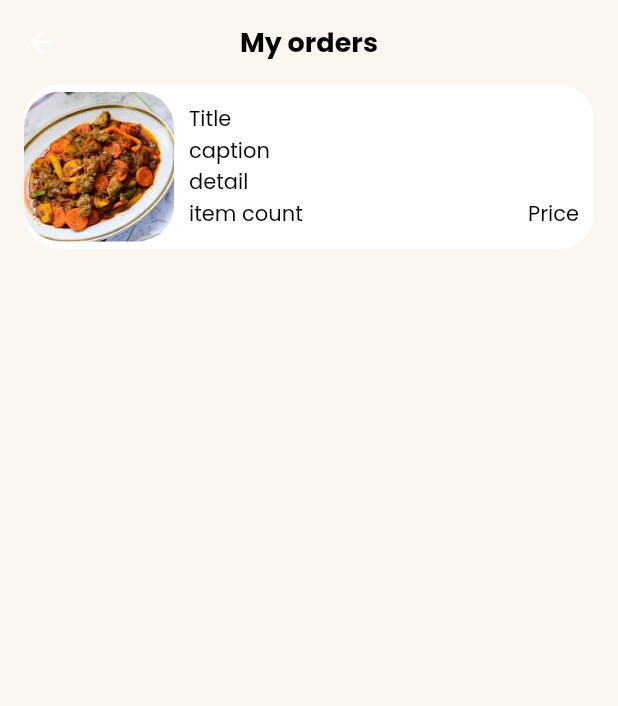
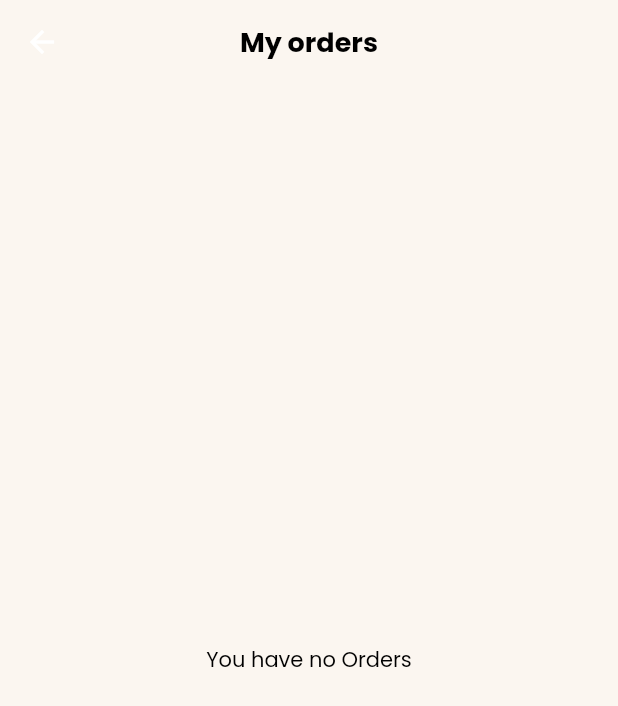
Before and after one commit to mugri-ndeh/food_delivery, a Flutter app: the OrdersPage screen opened directly, on a phone screen of 412 x 824 dp. Shown: the top 706 px of the screen. Run offline on Flutter 3.47's test engine with Material 2 defaults, Android fonts, the phone set to English and light mode, and no system bars; our stand-ins replace google_fonts, google_nav_bar, intl_phone_field, localstorage, progress_dialog, shared_preferences; accounts and stored records are empty.

Commit message:
show no orders if empty screen

```diff
--- a/lib/home/screens/orders/orders.dart
+++ b/lib/home/screens/orders/orders.dart
@@ -1,15 +1,18 @@
 import 'package:delivery_app/api/api.dart';
+import 'package:delivery_app/home/models/orders.dart';
 import 'package:delivery_app/util/palette.dart';
 import 'package:flutter/material.dart';
 
 class OrdersPage extends StatefulWidget {
   const OrdersPage({Key? key}) : super(key: key);
+  // final List<Order> orders;
 
   @override
   State<OrdersPage> createState() => _OrdersPageState();
 }
 
 class _OrdersPageState extends State<OrdersPage> {
+  List<Order> orders = [];
   @override
   Widget build(BuildContext context) {
     Size size = MediaQuery.of(context).size;
@@ -25,10 +28,14 @@ class _OrdersPageState extends State<OrdersPage> {
       ),
       body: Padding(
         padding: const EdgeInsets.symmetric(horizontal: 16),
-        child: SingleChildScrollView(
-            child: Column(
-          children: [
-            Container(
+        child: orders.isEmpty
+            ? Center(
+                child: Text('You have no Orders'),
+              )
+            : ListView.builder(
+                itemCount: orders.length,
+                itemBuilder: (context, index) {
+                  return Container(
                     decoration: BoxDecoration(
                       color: Palette.white,
                       borderRadius: BorderRadius.circular(24),
@@ -56,11 +63,12 @@ class _OrdersPageState extends State<OrdersPage> {
                                 crossAxisAlignment: CrossAxisAlignment.start,
                                 mainAxisAlignment: MainAxisAlignment.center,
                                 children: [
-                            const Text('Title'),
+                                  Text(orders[0].foodItems![0]),
                                   const Text('caption'),
                                   const Text('detail'),
                                   Row(
-                              mainAxisAlignment: MainAxisAlignment.spaceBetween,
+                                    mainAxisAlignment:
+                                        MainAxisAlignment.spaceBetween,
                                     children: const [
                                       Text('item count'),
                                       Text('Price'),
@@ -75,9 +83,8 @@ class _OrdersPageState extends State<OrdersPage> {
                         Row(),
                       ],
                     ),
-            )
-          ],
-        )),
+                  );
+                }),
       ),
     );
   }
```
Lines whose indentation alone changed are shown as unchanged.
